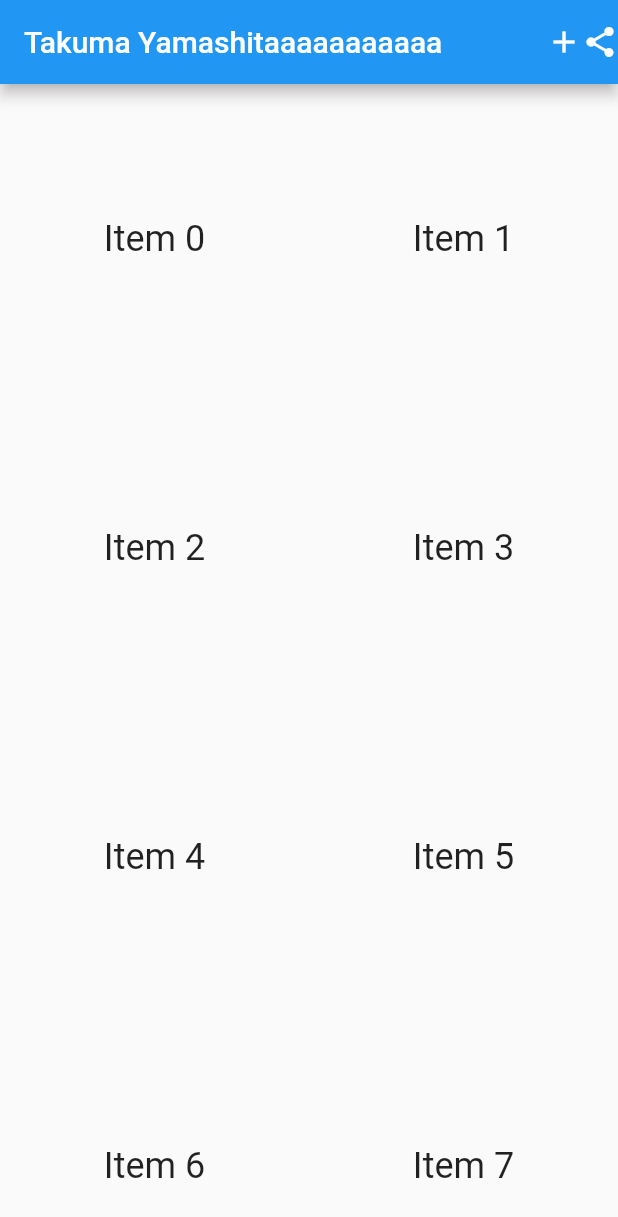
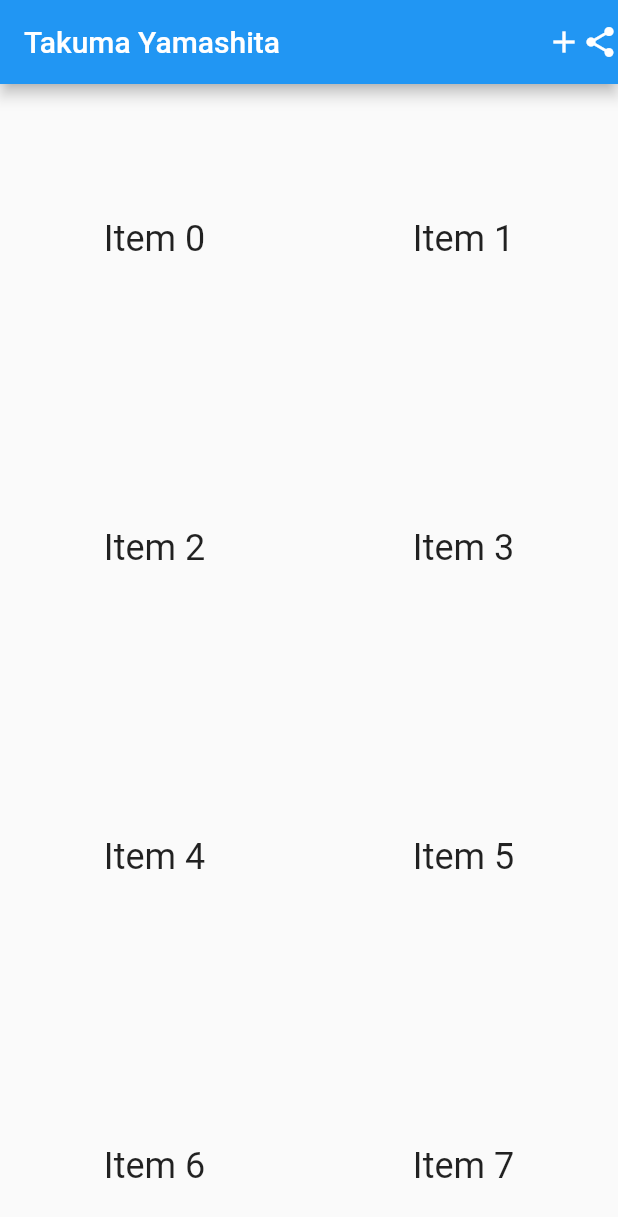
Before and after one commit to TakumaYamashita/coriander, a Flutter app: the screen it shows after launch, on a phone screen of 412 x 824 dp. Shown: the top 1217 px of the screen. Run offline on Flutter 3.47's test engine with Material 2 defaults, Android fonts, the phone set to English and light mode, and no system bars.

Commit message:
TakumaYamashitaに変更した

```diff
--- a/lib/main.dart
+++ b/lib/main.dart
@@ -38,7 +38,7 @@ class _MyHomePageState extends State<MyHomePage> {
 
     return Scaffold(
       appBar: AppBar(
-        title: Text('Takuma Yamashitaaaaaaaaaaa'),
+        title: Text('Takuma Yamashita'),
         actions: <Widget>[
           Icon(Icons.add),
           Icon(Icons.share),
```
